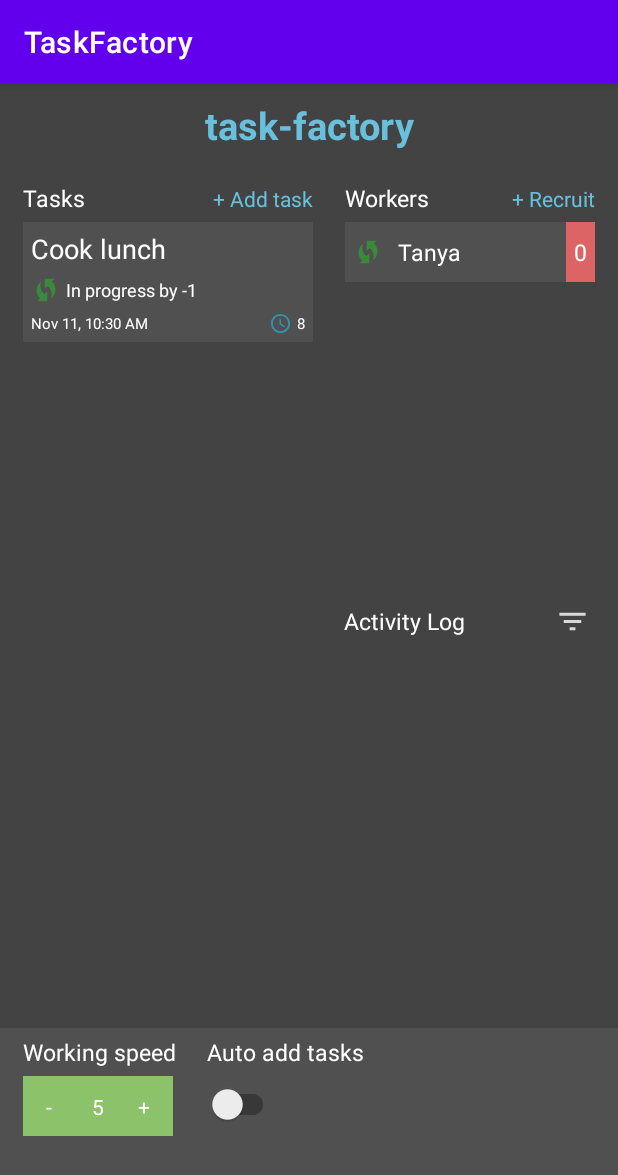
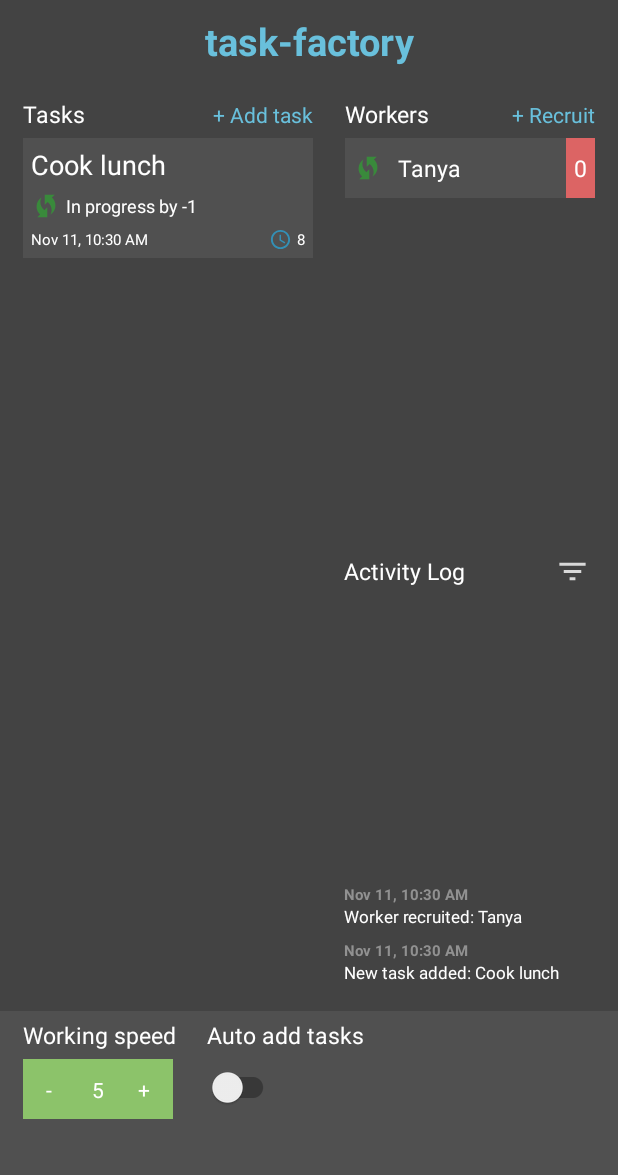
Before and after one commit to joshuajgomez/task-factory, an Android app: the screen it shows after launch (DashboardActivity), after a tap on "+ Recruit", on a phone screen of 412 x 824 dp. Shown: the top 1175 px of the screen. Run offline under Robolectric (Android 15) with nearby library versions, the phone set to English and light mode, and no system bars; our stand-ins replace Room's generated code; 1 other tap on this screen came first.

Commit message:
Setup room for avctivity log

```diff
--- a/app/src/main/java/com/joshgm3z/taskfactory/DashboardActivity.kt
+++ b/app/src/main/java/com/joshgm3z/taskfactory/DashboardActivity.kt
@@ -7,8 +7,10 @@ import androidx.activity.viewModels
 import androidx.lifecycle.Observer
 import androidx.recyclerview.widget.LinearLayoutManager
 import androidx.recyclerview.widget.RecyclerView
+import com.joshgm3z.taskfactory.model.room.entity.ActivityLog
 import com.joshgm3z.taskfactory.model.room.entity.Task
 import com.joshgm3z.taskfactory.model.room.entity.Worker
+import com.joshgm3z.taskfactory.view.activityLog.ActivityLogAdapter
 import com.joshgm3z.taskfactory.view.task.TaskAdapter
 import com.joshgm3z.taskfactory.view.worker.WorkerAdapter
 import com.joshgm3z.taskfactory.viewmodel.DashboardViewModel
@@ -30,6 +32,10 @@ class DashboardActivity : AppCompatActivity() {
     private val mTvRecruitWorker: TextView by lazy {
         findViewById(R.id.tv_recruit_worker)
     }
+    private val mActivityLogAdapter: ActivityLogAdapter = ActivityLogAdapter()
+    private val mRvActivityLogList: RecyclerView by lazy {
+        findViewById(R.id.rv_activity_list)
+    }
 
     override fun onCreate(savedInstanceState: Bundle?) {
         super.onCreate(savedInstanceState)
@@ -49,6 +55,9 @@ class DashboardActivity : AppCompatActivity() {
         mRvWorkerList.layoutManager = LinearLayoutManager(applicationContext)
         mRvWorkerList.adapter = mWorkerAdapter
         mTvRecruitWorker.setOnClickListener { mViewModel.addMockWorker() }
+
+        mRvActivityLogList.layoutManager = LinearLayoutManager(applicationContext, LinearLayoutManager.VERTICAL, true)
+        mRvActivityLogList.adapter = mActivityLogAdapter
     }
 
     private fun initObservers() {
@@ -61,5 +70,10 @@ class DashboardActivity : AppCompatActivity() {
             mWorkerAdapter.updateWorkerList(it)
         }
         mViewModel.mWorkerList!!.observe(this, workerObserver)
+
+        val activityObserver = Observer<List<ActivityLog>> {
+            mActivityLogAdapter.updateActivityLogList(it)
+        }
+        mViewModel.mActivityLogList!!.observe(this, activityObserver)
     }
 }
--- a/app/src/main/java/com/joshgm3z/taskfactory/model/TaskRepository.kt
+++ b/app/src/main/java/com/joshgm3z/taskfactory/model/TaskRepository.kt
@@ -3,6 +3,7 @@ package com.joshgm3z.taskfactory.model
 import android.content.Context
 import androidx.lifecycle.LiveData
 import com.joshgm3z.taskfactory.model.room.TaskFactoryDb
+import com.joshgm3z.taskfactory.model.room.entity.ActivityLog
 import com.joshgm3z.taskfactory.model.room.entity.Task
 import com.joshgm3z.taskfactory.model.room.entity.Worker
 
@@ -21,7 +22,14 @@ class TaskRepository(private val context: Context) {
             Worker(name)
         )
 
+    fun addActivityLog(description: String) =
+        getDb().activityLogDao().insert(
+            ActivityLog(description, getCurrentTime())
+        )
+
     fun getAllTasks(): LiveData<List<Task>> = getDb().taskDao().getAll()
 
     fun getAllWorkers(): LiveData<List<Worker>> = getDb().workerDao().getAll()
+
+    fun getActivityLog(): LiveData<List<ActivityLog>> = getDb().activityLogDao().getAll()
 }
--- a/app/src/main/java/com/joshgm3z/taskfactory/model/room/TaskFactoryDb.kt
+++ b/app/src/main/java/com/joshgm3z/taskfactory/model/room/TaskFactoryDb.kt
@@ -5,16 +5,19 @@ import androidx.room.Database
 import androidx.room.Room
 import androidx.room.RoomDatabase
 import androidx.room.TypeConverters
+import com.joshgm3z.taskfactory.model.room.dao.ActivityLogDao
 import com.joshgm3z.taskfactory.model.room.dao.TaskDao
 import com.joshgm3z.taskfactory.model.room.dao.WorkerDao
+import com.joshgm3z.taskfactory.model.room.entity.ActivityLog
 import com.joshgm3z.taskfactory.model.room.entity.Task
 import com.joshgm3z.taskfactory.model.room.entity.Worker
 
-@Database(entities = [Task::class, Worker::class], version = 1)
+@Database(entities = [Task::class, Worker::class, ActivityLog::class], version = 2)
 abstract class TaskFactoryDb : RoomDatabase() {
 
     abstract fun taskDao(): TaskDao
     abstract fun workerDao(): WorkerDao
+    abstract fun activityLogDao(): ActivityLogDao
 
     companion object {
         private var db: TaskFactoryDb? = null
@@ -24,7 +27,9 @@ abstract class TaskFactoryDb : RoomDatabase() {
                 db = Room.databaseBuilder(
                     context,
                     TaskFactoryDb::class.java, "task-factory-db"
-                ).allowMainThreadQueries().build()
+                ).fallbackToDestructiveMigration()
+                    .allowMainThreadQueries()
+                    .build()
             return db as TaskFactoryDb
         }
 
--- /dev/null
+++ b/app/src/main/java/com/joshgm3z/taskfactory/model/room/dao/ActivityLogDao.kt
@@ -0,0 +1,19 @@
+package com.joshgm3z.taskfactory.model.room.dao
+
+import androidx.lifecycle.LiveData
+import androidx.room.Dao
+import androidx.room.Insert
+import androidx.room.Query
+import androidx.room.Update
+import com.joshgm3z.taskfactory.model.room.entity.ActivityLog
+import com.joshgm3z.taskfactory.model.room.entity.Worker
+
+@Dao
+interface ActivityLogDao {
+
+    @Insert
+    fun insert(activity: ActivityLog)
+
+    @Query("select * from ActivityLog")
+    fun getAll(): LiveData<List<ActivityLog>>
+}
--- /dev/null
+++ b/app/src/main/java/com/joshgm3z/taskfactory/model/room/entity/ActivityLog.kt
@@ -0,0 +1,15 @@
+package com.joshgm3z.taskfactory.model.room.entity
+
+import androidx.room.ColumnInfo
+import androidx.room.Entity
+import androidx.room.PrimaryKey
+
+@Entity
+class ActivityLog(@ColumnInfo(name = "description") var description: String,
+                  @ColumnInfo(name = "date_finished") var dateFinished: Long = 0
+) {
+
+    @PrimaryKey(autoGenerate = true)
+    var id = 0
+
+}
--- /dev/null
+++ b/app/src/main/java/com/joshgm3z/taskfactory/view/activityLog/ActivityLogAdapter.kt
@@ -0,0 +1,34 @@
+package com.joshgm3z.taskfactory.view.activityLog
+
+import android.view.LayoutInflater
+import android.view.ViewGroup
+import androidx.recyclerview.widget.RecyclerView
+import com.joshgm3z.taskfactory.R
+import com.joshgm3z.taskfactory.model.room.entity.ActivityLog
+
+class ActivityLogAdapter : RecyclerView.Adapter<ActivityLogViewHolder>() {
+
+    private var mActivityLogList: List<ActivityLog>? = null
+
+    fun updateActivityLogList(activityLogList: List<ActivityLog>) {
+        mActivityLogList = activityLogList
+        notifyDataSetChanged()
+    }
+
+    override fun onCreateViewHolder(parent: ViewGroup, viewType: Int): ActivityLogViewHolder {
+        val view = LayoutInflater
+            .from(parent.context)
+            .inflate(R.layout.layout_item_activity, parent, false)
+        return ActivityLogViewHolder(view)
+    }
+
+    override fun onBindViewHolder(holder: ActivityLogViewHolder, position: Int) {
+        holder.updateData(mActivityLogList!![position])
+    }
+
+    override fun getItemCount(): Int {
+        return mActivityLogList?.size ?: 0
+    }
+
+
+}
--- /dev/null
+++ b/app/src/main/java/com/joshgm3z/taskfactory/view/activityLog/ActivityLogViewHolder.kt
@@ -0,0 +1,22 @@
+package com.joshgm3z.taskfactory.view.activityLog
+
+import android.view.View
+import android.widget.ImageView
+import android.widget.LinearLayout
+import android.widget.TextView
+import androidx.recyclerview.widget.RecyclerView
+import com.joshgm3z.taskfactory.R
+import com.joshgm3z.taskfactory.common.utils.DateUtil
+import com.joshgm3z.taskfactory.model.room.entity.ActivityLog
+import com.joshgm3z.taskfactory.model.room.entity.Task
+
+class ActivityLogViewHolder(itemView: View) : RecyclerView.ViewHolder(itemView) {
+
+    private val mTvTime: TextView = itemView.findViewById(R.id.tv_time)
+    private val mTvDescription: TextView = itemView.findViewById(R.id.tv_description)
+
+    fun updateData(activityLog: ActivityLog) {
+        mTvDescription.text = activityLog.description
+        mTvTime.text = DateUtil.getPrettyDate(activityLog.dateFinished)
+    }
+}
--- a/app/src/main/java/com/joshgm3z/taskfactory/viewmodel/DashboardViewModel.kt
+++ b/app/src/main/java/com/joshgm3z/taskfactory/viewmodel/DashboardViewModel.kt
@@ -5,6 +5,7 @@ import androidx.lifecycle.LiveData
 import androidx.lifecycle.ViewModel
 import com.joshgm3z.taskfactory.common.utils.RandomData
 import com.joshgm3z.taskfactory.model.TaskRepository
+import com.joshgm3z.taskfactory.model.room.entity.ActivityLog
 import com.joshgm3z.taskfactory.model.room.entity.Task
 import com.joshgm3z.taskfactory.model.room.entity.Worker
 
@@ -14,19 +15,29 @@ class DashboardViewModel() : ViewModel() {
 
     var mTaskList: LiveData<List<Task>>? = null
     var mWorkerList: LiveData<List<Worker>>? = null
+    var mActivityLogList: LiveData<List<ActivityLog>>? = null
 
     fun createRepository(applicationContext: Context) {
         repo = TaskRepository(applicationContext)
         mTaskList = repo!!.getAllTasks()
         mWorkerList = repo!!.getAllWorkers()
+        mActivityLogList = repo!!.getActivityLog()
     }
 
     fun addMockTask() {
-        repo?.addTask(RandomData.getTaskName(), RandomData.getTaskDuration())
+        val description = RandomData.getTaskName()
+        repo?.addTask(description, RandomData.getTaskDuration())
+        logActivity("New task added: $description")
     }
 
     fun addMockWorker() {
-        repo?.addWorker(RandomData.getWorkerName())
+        val name = RandomData.getWorkerName()
+        repo?.addWorker(name)
+        logActivity("Worker recruited: $name")
+    }
+
+    fun logActivity(description: String){
+        repo?.addActivityLog(description)
     }
 
 }
--- a/app/src/main/res/layout/layout_item_activity.xml
+++ b/app/src/main/res/layout/layout_item_activity.xml
@@ -18,6 +18,7 @@
         app:layout_constraintTop_toTopOf="parent" />
 
     <TextView
+        android:id="@+id/tv_description"
         android:layout_width="0dp"
         android:layout_height="wrap_content"
         android:text="Someone completed something in 10 seconds"
--- a/app/src/main/res/layout/layout_log.xml
+++ b/app/src/main/res/layout/layout_log.xml
@@ -19,7 +19,7 @@
         android:text="Activity Log"
         android:textColor="@color/white"
         android:textSize="15sp"
-        app:layout_constraintBottom_toTopOf="@id/rv_worker_list"
+        app:layout_constraintBottom_toTopOf="@id/rv_activity_list"
         app:layout_constraintStart_toStartOf="parent"
         app:layout_constraintTop_toTopOf="parent" />
 
@@ -36,7 +36,8 @@
         android:layout_marginTop="5dp"
         app:layout_constraintTop_toBottomOf="@id/tv_activity_title"
         app:layout_constraintStart_toStartOf="parent"
-        android:id="@+id/rv_worker_list"
+        android:id="@+id/rv_activity_list"
+        app:layout_constraintBottom_toBottomOf="parent"
         android:layout_width="match_parent"
         android:layout_height="0dp"
         tools:listitem="@layout/layout_item_activity" />
--- a/app/src/main/res/values-night/themes.xml
+++ b/app/src/main/res/values-night/themes.xml
@@ -1,6 +1,6 @@
 <resources xmlns:tools="http://schemas.android.com/tools">
     <!-- Base application theme. -->
-    <style name="Theme.TaskFactory" parent="Theme.MaterialComponents.DayNight.DarkActionBar">
+    <style name="Theme.TaskFactory" parent="Theme.MaterialComponents.DayNight.NoActionBar">
         <!-- Primary brand color. -->
         <item name="colorPrimary">@color/purple_200</item>
         <item name="colorPrimaryVariant">@color/purple_700</item>
--- a/app/src/main/res/values/themes.xml
+++ b/app/src/main/res/values/themes.xml
@@ -1,6 +1,6 @@
 <resources xmlns:tools="http://schemas.android.com/tools">
     <!-- Base application theme. -->
-    <style name="Theme.TaskFactory" parent="Theme.MaterialComponents.DayNight.DarkActionBar">
+    <style name="Theme.TaskFactory" parent="Theme.MaterialComponents.DayNight.NoActionBar">
         <!-- Primary brand color. -->
         <item name="colorPrimary">@color/purple_500</item>
         <item name="colorPrimaryVariant">@color/purple_700</item>
```
